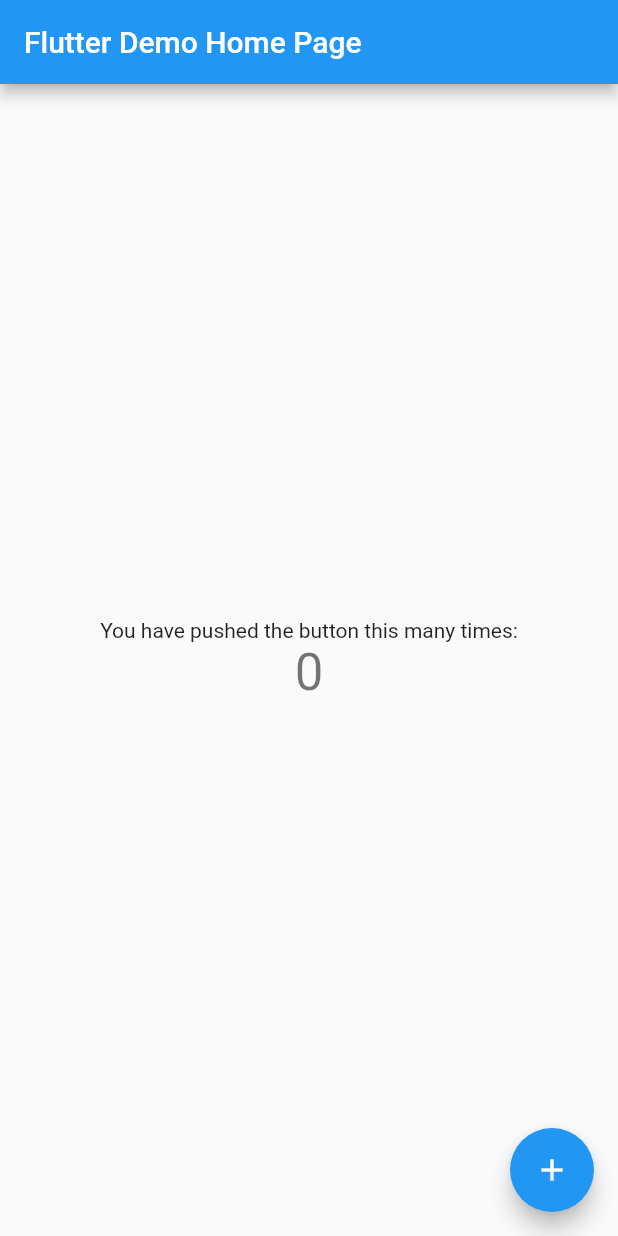
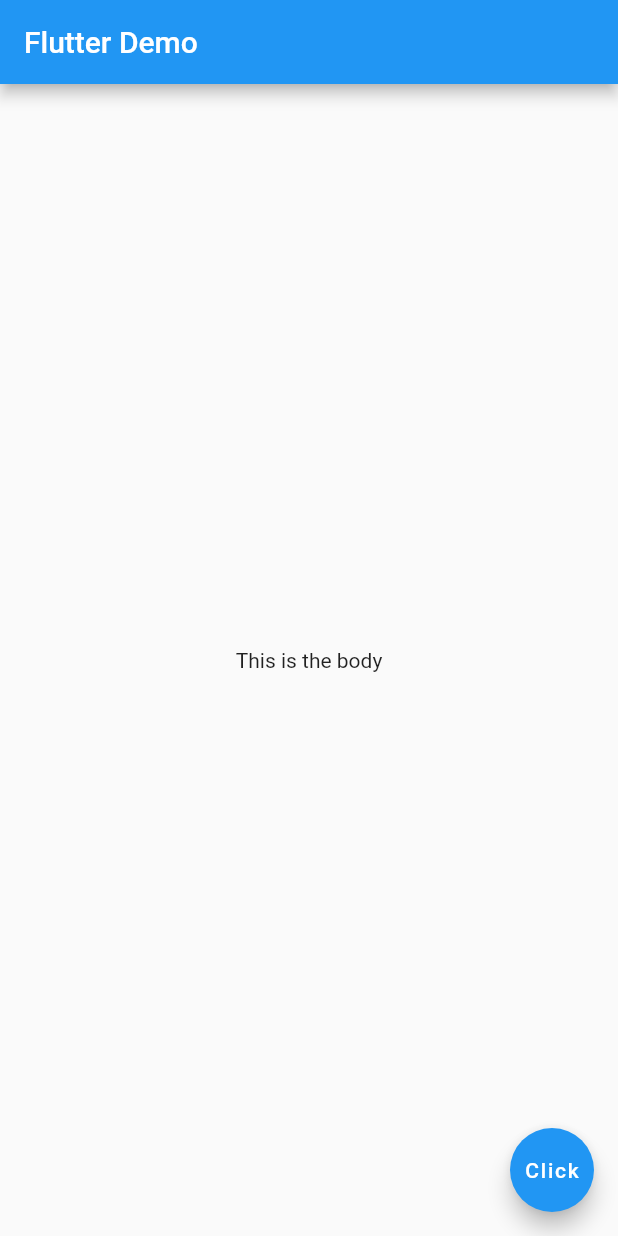
Before and after one commit to PreranaRK/flutter_app, a Flutter app: the screen it shows after launch, on a phone screen of 412 x 824 dp. Run offline on Flutter 3.47's test engine with Material 2 defaults, Android fonts, the phone set to English and light mode, and no system bars.

```diff
--- a/lib/main.dart
+++ b/lib/main.dart
@@ -1,117 +1,17 @@
 import 'package:flutter/material.dart';
 
 void main() {
-  runApp(MyApp());
-}
-
-class MyApp extends StatelessWidget {
-  // This widget is the root of your application.
-  @override
-  Widget build(BuildContext context) {
-    return MaterialApp(
-      title: 'Flutter Demo',
-      theme: ThemeData(
-        // This is the theme of your application.
-        //
-        // Try running your application with "flutter run". You'll see the
-        // application has a blue toolbar. Then, without quitting the app, try
-        // changing the primarySwatch below to Colors.green and then invoke
-        // "hot reload" (press "r" in the console where you ran "flutter run",
-        // or simply save your changes to "hot reload" in a Flutter IDE).
-        // Notice that the counter didn't reset back to zero; the application
-        // is not restarted.
-        primarySwatch: Colors.blue,
-        // This makes the visual density adapt to the platform that you run
-        // the app on. For desktop platforms, the controls will be smaller and
-        // closer together (more dense) than on mobile platforms.
-        visualDensity: VisualDensity.adaptivePlatformDensity,
-      ),
-      home: MyHomePage(title: 'Flutter Demo Home Page'),
-    );
-  }
-}
-
-class MyHomePage extends StatefulWidget {
-  MyHomePage({Key key, this.title}) : super(key: key);
-
-  // This widget is the home page of your application. It is stateful, meaning
-  // that it has a State object (defined below) that contains fields that affect
-  // how it looks.
-
-  // This class is the configuration for the state. It holds the values (in this
-  // case the title) provided by the parent (in this case the App widget) and
-  // used by the build method of the State. Fields in a Widget subclass are
-  // always marked "final".
-
-  final String title;
-
-  @override
-  _MyHomePageState createState() => _MyHomePageState();
-}
-
-class _MyHomePageState extends State<MyHomePage> {
-  int _counter = 0;
-
-  void _incrementCounter() {
-    setState(() {
-      // This call to setState tells the Flutter framework that something has
-      // changed in this State, which causes it to rerun the build method below
-      // so that the display can reflect the updated values. If we changed
-      // _counter without calling setState(), then the build method would not be
-      // called again, and so nothing would appear to happen.
-      _counter++;
-    });
-  }
-
-  @override
-  Widget build(BuildContext context) {
-    // This method is rerun every time setState is called, for instance as done
-    // by the _incrementCounter method above.
-    //
-    // The Flutter framework has been optimized to make rerunning build methods
-    // fast, so that you can just rebuild anything that needs updating rather
-    // than having to individually change instances of widgets.
-    return Scaffold(
+  runApp(MaterialApp(
+    home: Scaffold(
       appBar: AppBar(
-        // Here we take the value from the MyHomePage object that was created by
-        // the App.build method, and use it to set our appbar title.
-        title: Text(widget.title),
+        title: Text('Flutter Demo',),
       ),
       body: Center(
-        // Center is a layout widget. It takes a single child and positions it
-        // in the middle of the parent.
-        child: Column(
-          // Column is also a layout widget. It takes a list of children and
-          // arranges them vertically. By default, it sizes itself to fit its
-          // children horizontally, and tries to be as tall as its parent.
-          //
-          // Invoke "debug painting" (press "p" in the console, choose the
-          // "Toggle Debug Paint" action from the Flutter Inspector in Android
-          // Studio, or the "Toggle Debug Paint" command in Visual Studio Code)
-          // to see the wireframe for each widget.
-          //
-          // Column has various properties to control how it sizes itself and
-          // how it positions its children. Here we use mainAxisAlignment to
-          // center the children vertically; the main axis here is the vertical
-          // axis because Columns are vertical (the cross axis would be
-          // horizontal).
-          mainAxisAlignment: MainAxisAlignment.center,
-          children: <Widget>[
-            Text(
-              'You have pushed the button this many times:',
-            ),
-            Text(
-              '$_counter',
-              style: Theme.of(context).textTheme.headline4,
-            ),
-          ],
-        ),
+        child: Text('This is the body'),
       ),
       floatingActionButton: FloatingActionButton(
-        onPressed: _incrementCounter,
-        tooltip: 'Increment',
-        child: Icon(Icons.add),
-      ), // This trailing comma makes auto-formatting nicer for build methods.
-    );
-  }
+        child: Text('Click'),
+      ),
+    ),
+  ));
 }
```
Also changed, not shown: 1 other file.
